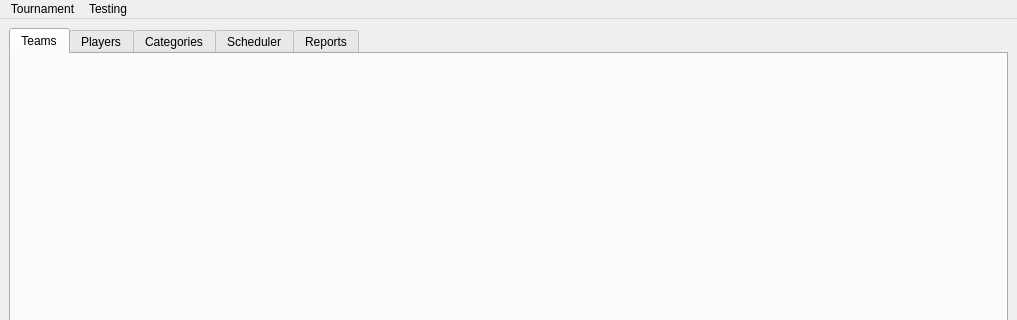
Old version of the form ui/MainFrame.ui in the repository probonopd/QTournament; both pictures show x 0 to 1017 and y 0 to 320 of the 1017 by 760 pixel window.
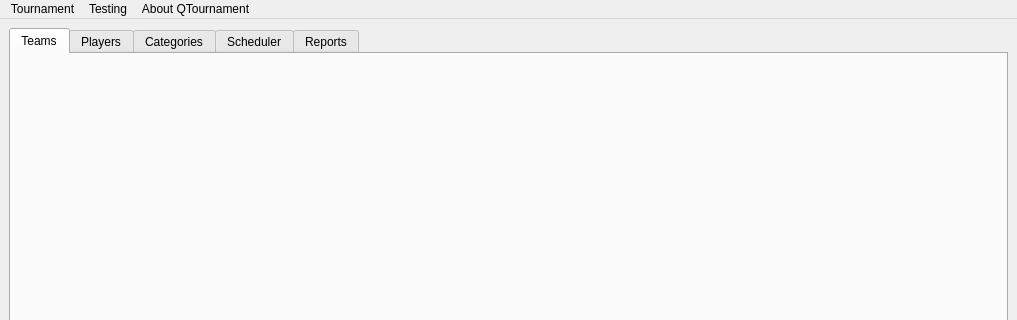
New version of the form. Custom widgets are drawn as their Qt base class.

Commit message: Added an "About"-dialog to the main windows and a license text to all .h and .cpp files. Also added a copy of the GPL V3 to the file tree.

What changed in the file:
```diff
--- a/ui/MainFrame.ui
+++ b/ui/MainFrame.ui
@@ -113,8 +113,15 @@
     <addaction name="actionScenario07"/>
     <addaction name="actionScenario08"/>
    </widget>
+   <widget class="QMenu" name="menuAbout_QTournament">
+    <property name="title">
+     <string>About QTournament</string>
+    </property>
+    <addaction name="actionInfo"/>
+   </widget>
    <addaction name="menuTournament"/>
    <addaction name="menuTesting"/>
+   <addaction name="menuAbout_QTournament"/>
   </widget>
   <widget class="QStatusBar" name="statusbar"/>
   <action name="actionNew">
```
Left out of the diff: 22 changed lines with no effect on the pictures. The commit also changes 174 other files.
